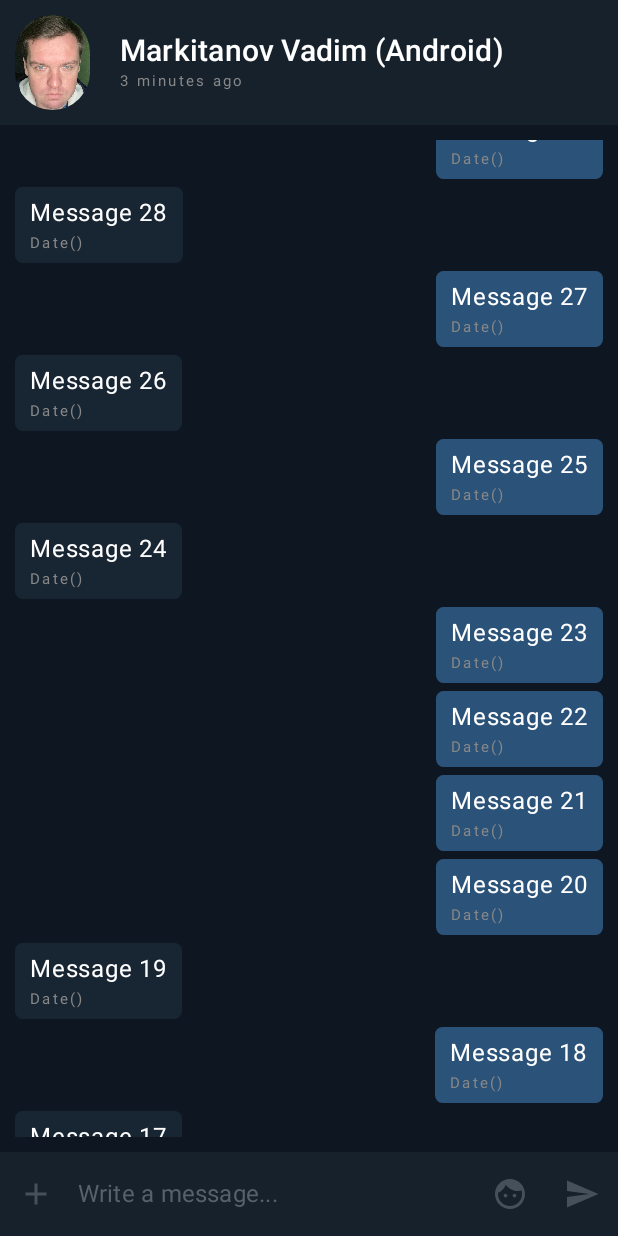
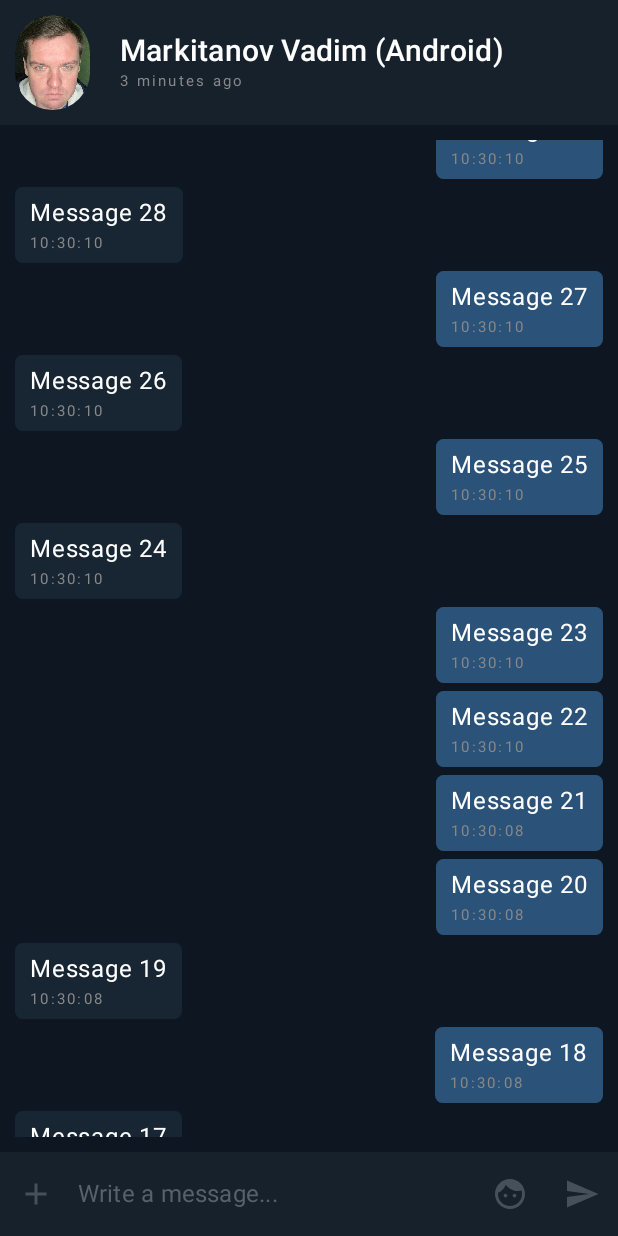
Before and after one commit to VADMARK223/vmh-multiplatform, an Android app built with Jetpack Compose: the screen it shows after launch (MainActivity), scrolled down 929 dp, on a phone screen of 412 x 824 dp. Run offline under Robolectric (Android 15) with nearby library versions, the phone set to English and light mode, and no system bars.

Commit message:
Get current data.

```diff
--- a/android/src/main/java/com/vadmark223/android/MainActivity.kt
+++ b/android/src/main/java/com/vadmark223/android/MainActivity.kt
@@ -1,10 +1,10 @@
 package com.vadmark223.android
 
-import com.vadmark223.common.App
 import android.os.Bundle
 import androidx.activity.compose.setContent
 import androidx.appcompat.app.AppCompatActivity
 import androidx.compose.material.MaterialTheme
+import com.vadmark223.common.App
 
 class MainActivity : AppCompatActivity() {
     override fun onCreate(savedInstanceState: Bundle?) {
--- a/common/build.gradle.kts
+++ b/common/build.gradle.kts
@@ -31,8 +31,8 @@ kotlin {
         }
         val androidMain by getting {
             dependencies {
-                api("androidx.appcompat:appcompat:1.2.0")
-                api("androidx.core:core-ktx:1.3.1")
+                api("androidx.appcompat:appcompat:1.4.1")
+                api("androidx.core:core-ktx:1.7.0")
             }
         }
         val androidTest by getting {
--- a/common/src/androidMain/kotlin/com/vadmark223/common/platform.kt
+++ b/common/src/androidMain/kotlin/com/vadmark223/common/platform.kt
@@ -3,6 +3,8 @@ package com.vadmark223.common
 import androidx.compose.runtime.Composable
 import androidx.compose.ui.graphics.painter.Painter
 import androidx.compose.ui.res.painterResource
+import java.text.SimpleDateFormat
+import java.util.*
 
 actual fun getPlatformName(): String {
     return "Android"
@@ -12,3 +14,8 @@ actual fun getPlatformName(): String {
 actual fun getPainter(resourcePath: String): Painter {
     return painterResource(R.drawable.vadmark)
 }
+
+actual fun getCurrentDate(): String {
+    val timeText = SimpleDateFormat("hh:mm:ss", Locale.getDefault())
+    return timeText.format(Date())
+}
--- a/common/src/commonMain/kotlin/com/vadmark223/common/platform.kt
+++ b/common/src/commonMain/kotlin/com/vadmark223/common/platform.kt
@@ -4,3 +4,4 @@ import androidx.compose.ui.graphics.painter.Painter
 
 expect fun getPlatformName(): String
 expect fun getPainter(resourcePath: String): Painter
+expect fun getCurrentDate(): String
--- a/common/src/commonMain/kotlin/com/vadmark223/common/view/Message.kt
+++ b/common/src/commonMain/kotlin/com/vadmark223/common/view/Message.kt
@@ -13,6 +13,7 @@ import androidx.compose.ui.Modifier
 import androidx.compose.ui.graphics.Color
 import androidx.compose.ui.unit.dp
 import com.vadmark223.common.data.Message
+import com.vadmark223.common.getCurrentDate
 
 /**
  * @author Markitanov Vadim
@@ -35,9 +36,8 @@ fun MessageBox(message: Message) {
         Row(
             horizontalArrangement = Arrangement.End
         ) {
-            val currentDate = "Date()"
             Text(
-                text = currentDate,
+                text = getCurrentDate(),
                 style = MaterialTheme.typography.overline,
                 color = Color.Gray
             )
```
Also changed, not shown: 1 other file.
